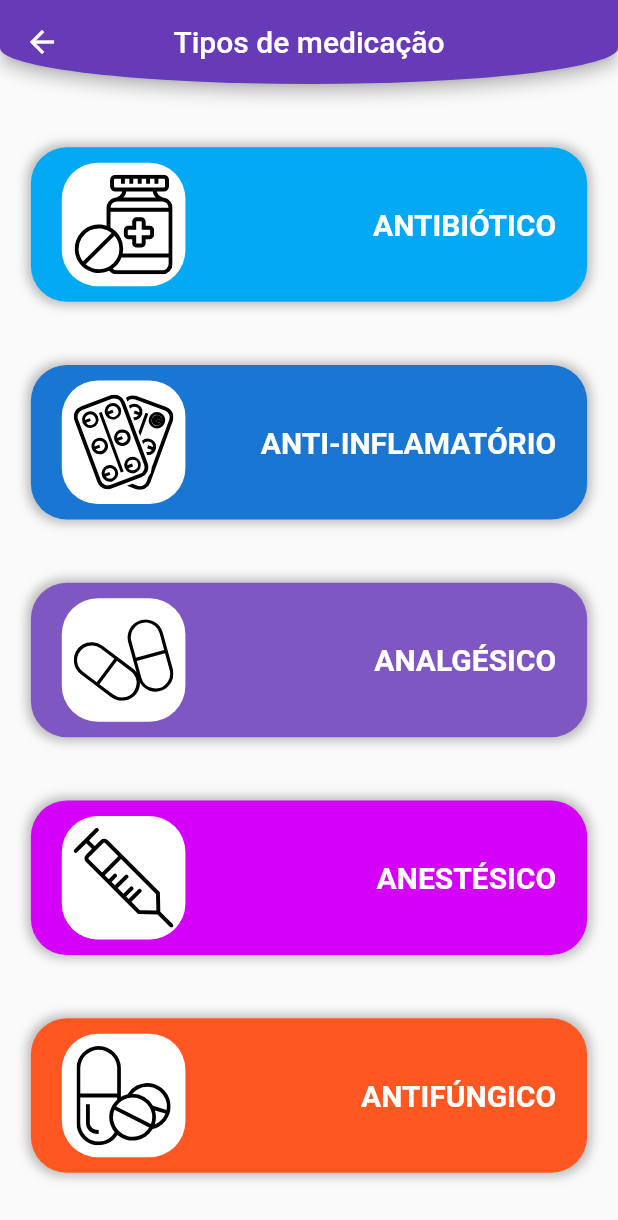
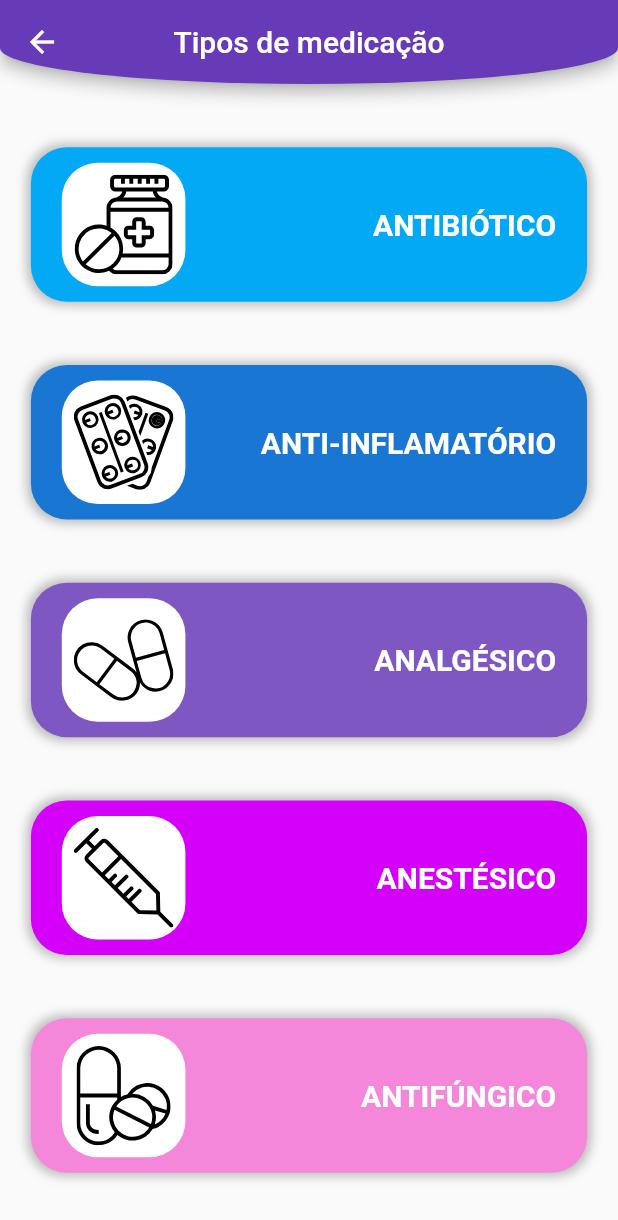
Before and after one commit to anselmoparente/Farmacoped, a Flutter app: the TypeMedicationPage screen opened directly, on a phone screen of 412 x 824 dp. Shown: the top 1220 px of the screen. Run offline on Flutter 3.47's test engine with Material 2 defaults, Android fonts, the light colour scheme and no system bars; our stand-ins replace cloud_firestore, firebase_core, flutter_svg, get, get_storage, google_mobile_ads and 1 more; accounts and stored records are empty.

Commit message:
Fix colors

```diff
--- a/lib/ui/favorites_page/favorites_page.dart
+++ b/lib/ui/favorites_page/favorites_page.dart
@@ -52,7 +52,7 @@ class FavoritePage extends GetView<MainController> {
                                                   .type ==
                                               'Anestésico'
                                           ? Colors.purpleAccent.shade400
-                                          : Colors.deepOrange,
+                                          : Color.fromARGB(255, 244, 135, 217),
                           borderRadius: BorderRadius.all(
                             Radius.circular(24.0),
                           ),
--- a/lib/ui/list_medications_page/list_medication_page.dart
+++ b/lib/ui/list_medications_page/list_medication_page.dart
@@ -95,7 +95,7 @@ class ListMedicationPage extends GetView<ListMedicationController> {
                                                 .type ==
                                             'Anestésico'
                                         ? Colors.purpleAccent.shade400
-                                        : Colors.deepOrange,
+                                        : Color.fromARGB(255, 244, 135, 217),
                         borderRadius: BorderRadius.all(
                           Radius.circular(24.0),
                         ),
--- a/lib/ui/search_page/search_page.dart
+++ b/lib/ui/search_page/search_page.dart
@@ -101,7 +101,7 @@ class SearchPage extends GetView<MainController> {
                                                   .type ==
                                               'Anestésico'
                                           ? Colors.purpleAccent.shade400
-                                          : Colors.deepOrange,
+                                          : Color.fromARGB(255, 244, 135, 217),
                           borderRadius: BorderRadius.all(
                             Radius.circular(24.0),
                           ),
--- a/lib/ui/type_medication_page/type_medication_page.dart
+++ b/lib/ui/type_medication_page/type_medication_page.dart
@@ -86,7 +86,7 @@ class TypeMedicationPage extends GetView<MainController> {
             TypeMedication(
               title: 'antifungal'.tr,
               image: 'assets/images/antifungic_icon.svg',
-              color: Colors.deepOrange,
+              color: Color.fromARGB(255, 244, 135, 217),
               onTap: () {
                 List<MedicationModel> typeMedications = [];
                 for (int i = 0; i < controller.medications.length; i++) {
```
Also changed, not shown: 1 other file.
